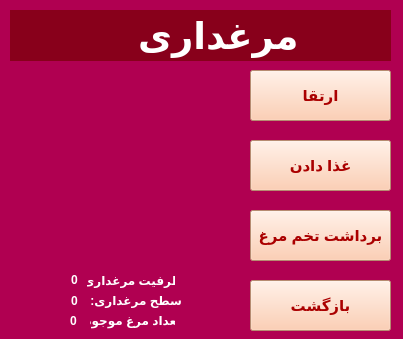
The window that ChickenHome.ui (Mahdi-Ghasemii/AP_Project) describes before a commit, drawn with Qt 5.
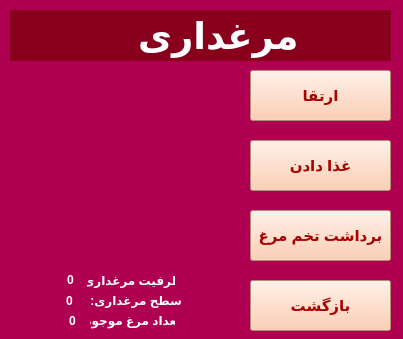
The same window after the commit. Icons and pictures are not drawn.

Diff of the .ui file:
```diff
--- a/ChickenHome.ui
+++ b/ChickenHome.ui
@@ -257,9 +257,9 @@
    <widget class="QLabel" name="capacity_lbl">
     <property name="geometry">
      <rect>
-      <x>71</x>
+      <x>67</x>
       <y>270</y>
-      <width>16</width>
+      <width>20</width>
       <height>20</height>
      </rect>
     </property>
@@ -279,9 +279,9 @@
    <widget class="QLabel" name="level_lbl">
     <property name="geometry">
      <rect>
-      <x>71</x>
+      <x>66</x>
       <y>290</y>
-      <width>16</width>
+      <width>21</width>
       <height>21</height>
      </rect>
     </property>
@@ -301,9 +301,9 @@
    <widget class="QLabel" name="stockanimal_lbl">
     <property name="geometry">
      <rect>
-      <x>70</x>
+      <x>69</x>
       <y>310</y>
-      <width>20</width>
+      <width>21</width>
       <height>21</height>
      </rect>
     </property>
```
